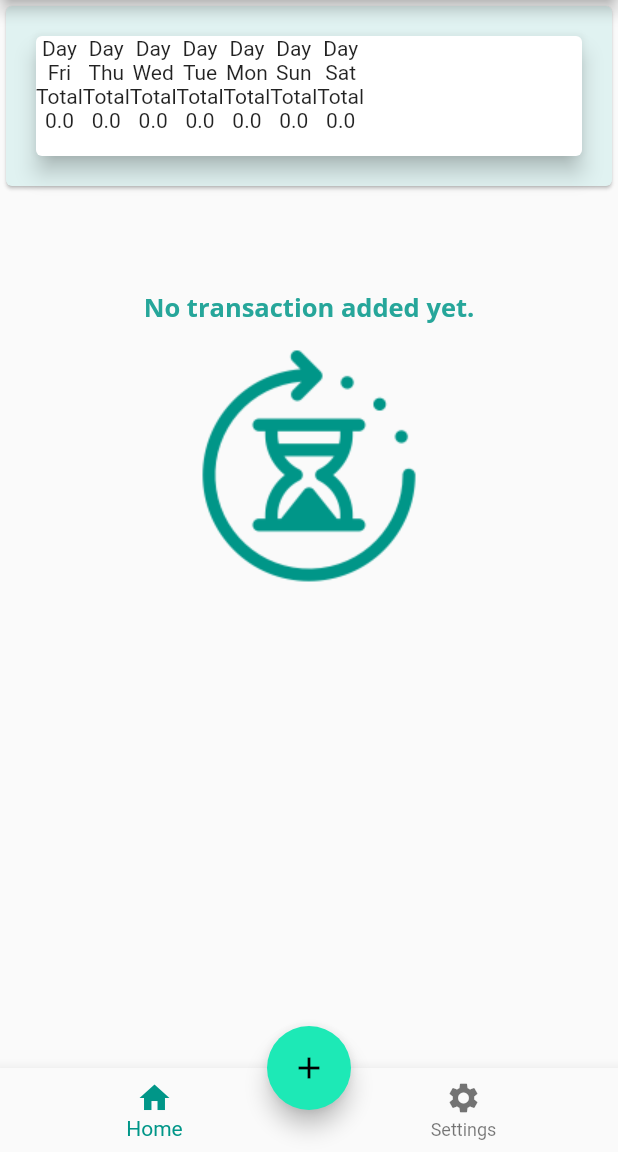
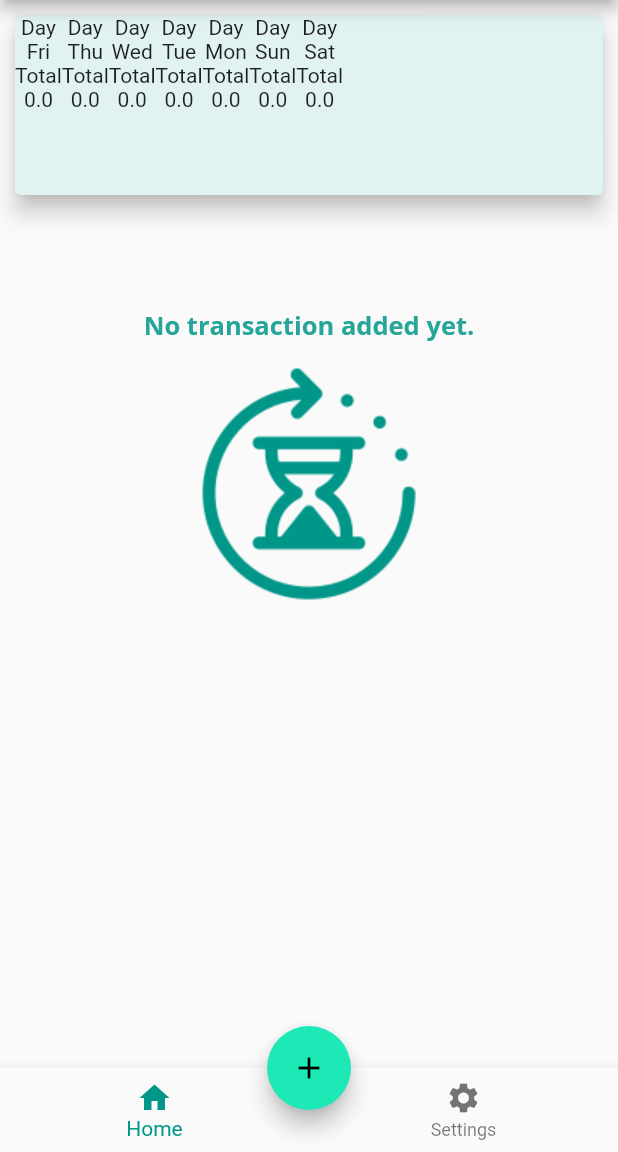
Before and after one commit to inisoultani/flutter-expense-planner, a Flutter app: the screen it shows after launch, on a phone screen of 412 x 824 dp, the part 84-1236 px from its top. Run offline on Flutter 3.47's test engine with Material 2 defaults, Android fonts, the phone set to English and light mode, and no system bars.

Commit message:
wiring up chart with userTransaction

```diff
--- a/lib/widgets/chart.dart
+++ b/lib/widgets/chart.dart
@@ -50,10 +50,15 @@ class Chart extends StatelessWidget {
   Widget build(BuildContext context) {
     return Card(
       elevation: 6,
-      margin: EdgeInsets.all(20),
-      child: Row(
-        children: [...renderCharts()],
+      margin: EdgeInsets.all(10),
+      child: Container(
+        child: Row(
+          children: [...renderCharts()],
+        ),
+        width: double.infinity,
+        height: 120,
       ),
+      color: Colors.teal[50],
     );
   }
 }
--- a/lib/widgets/user_transactions.dart
+++ b/lib/widgets/user_transactions.dart
@@ -27,6 +27,16 @@ class UserTransactionsState extends State<UserTransactions> {
     // )
   ];
 
+  List<Transaction> get _recentTransaction {
+    return this._userTransactions.where((transaction) {
+      return transaction.date.isAfter(
+        DateTime.now().subtract(
+          Duration(days: 7)
+        )
+      );
+    }).toList();
+  }
+
 
   void createNewTransaction(String title, double amount) {
     setState(() {
@@ -54,15 +64,7 @@ void openModalBottomSheetNewTransaction(BuildContext context) {
       mainAxisAlignment: MainAxisAlignment.start,
       crossAxisAlignment: CrossAxisAlignment.center,
       children: [
-        Card(
-          child: Container(
-            child: Chart(recentTransactions: this._userTransactions,),
-            width: double.infinity,
-            height: 120,
-          ),
-          elevation: 1,
-          color: Colors.teal[50],
-        ),
+        Chart(recentTransactions: this._recentTransaction,),
         TransactionList(userTransactions: this._userTransactions,),
       ],
     );
```
